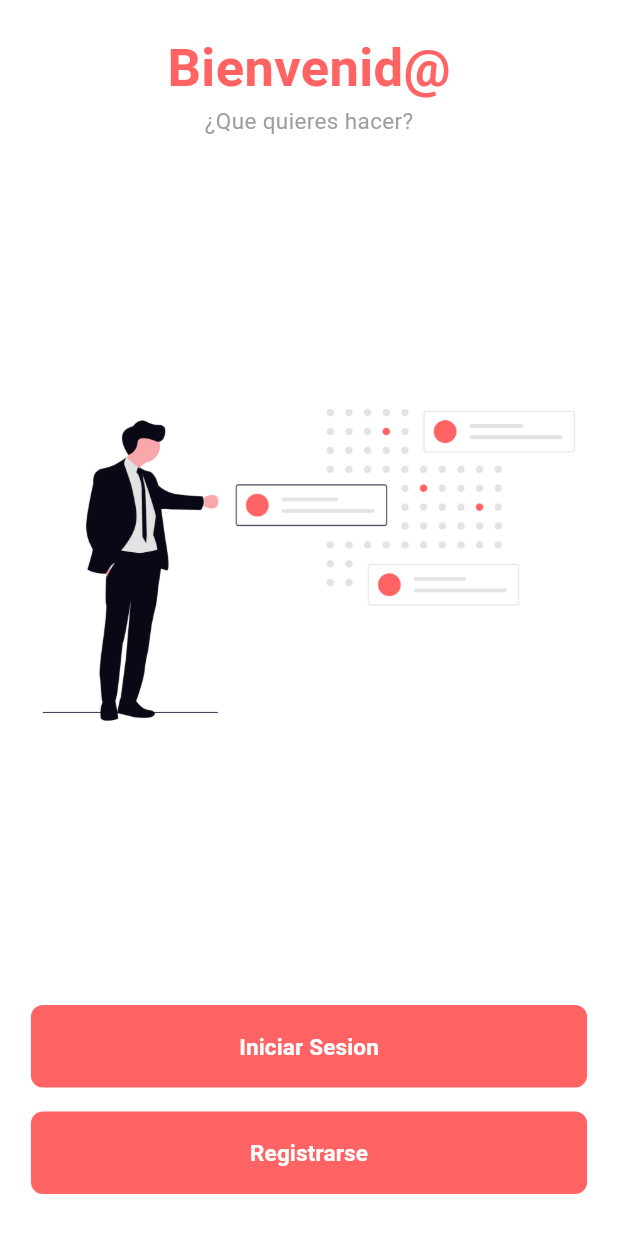
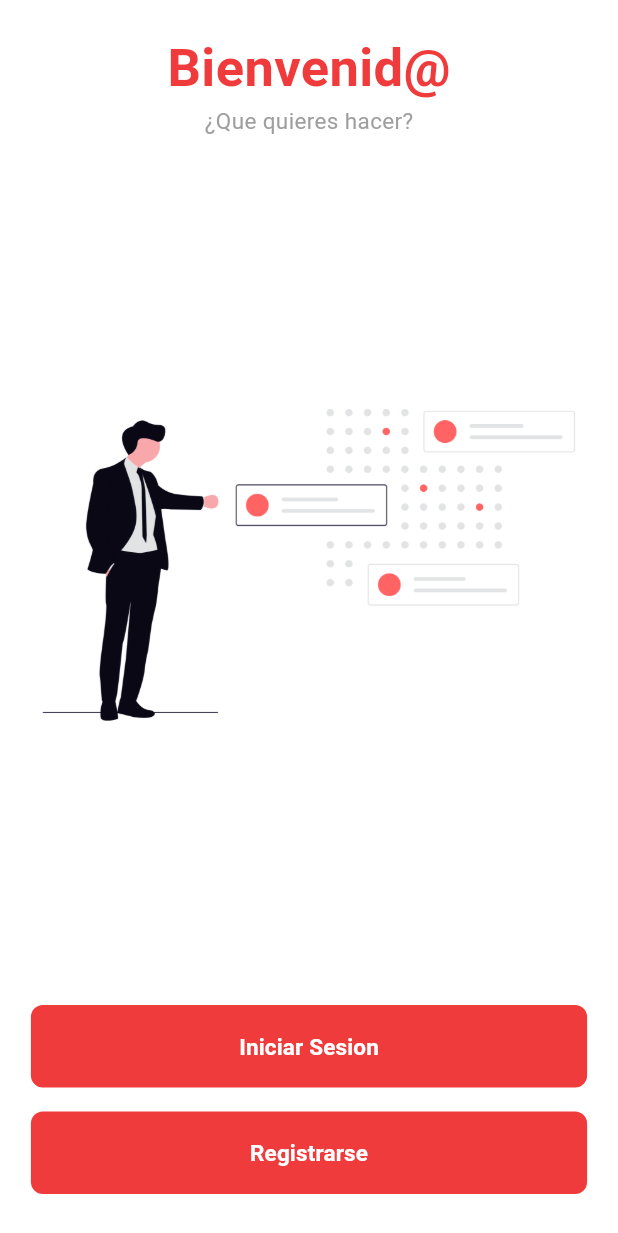
Before and after one commit to CristianRivera03/app-diaria-flutter, a Flutter app: the screen it shows after launch, on a phone screen of 412 x 824 dp. Shown: the top 1233 px of the screen. Run offline on Flutter 3.47's test engine with Material 3 defaults, Android fonts, the phone set to English and light mode, and no system bars; our stand-ins replace sqflite; accounts and stored records are empty.

Commit message:
Refactor: Update primary color value
Changes the `primaryColor` value from `0xFFff6363` to `0xffef3b3b` in `colors.dart`.

```diff
--- a/lib/Components/colors.dart
+++ b/lib/Components/colors.dart
@@ -1,4 +1,4 @@
 import 'package:flutter/material.dart';
 
-const primaryColor = Color(0xFFff6363);
+const primaryColor = Color(0xffef3b3b);
 const backgroundColor = Color(0xFFCFE0FA);
```
